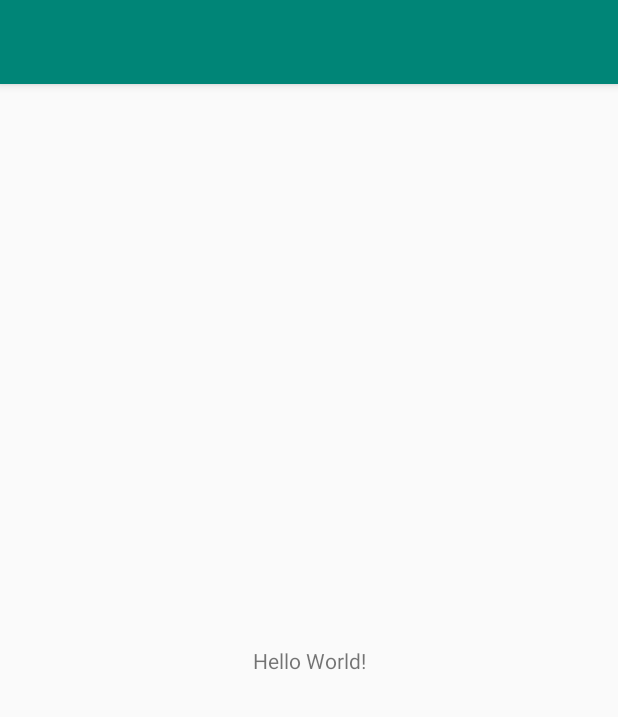
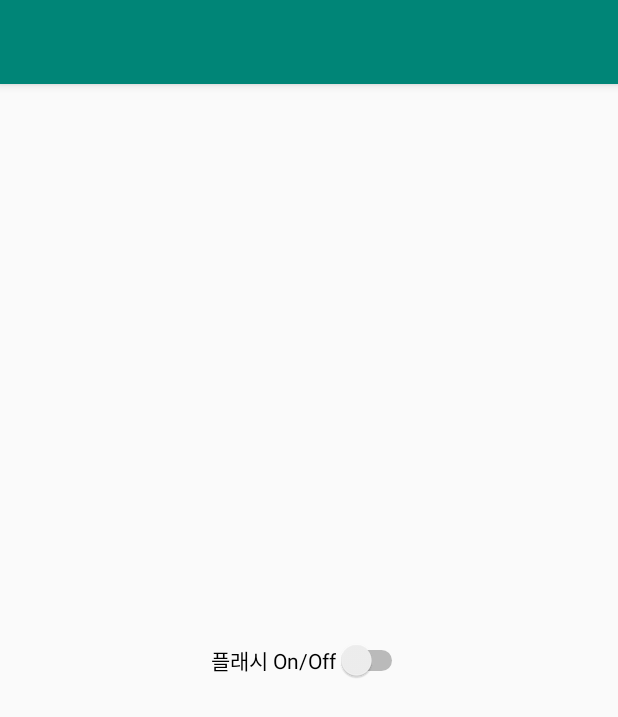
Before and after one commit to jooken/android-study, an Android app: the screen it shows after launch (MainActivity), on a phone screen of 412 x 824 dp. Shown: the top 717 px of the screen. Run offline under Robolectric (Android 15) with nearby library versions, the phone set to English and light mode, and no system bars.

Commit message:
[FLASHLIGHT] 플래시 On/Off

```diff
--- a/Flashlight/app/src/main/java/com/example/flashlight/MainActivity.kt
+++ b/Flashlight/app/src/main/java/com/example/flashlight/MainActivity.kt
@@ -2,11 +2,22 @@ package com.example.flashlight
 
 import androidx.appcompat.app.AppCompatActivity
 import android.os.Bundle
+import kotlinx.android.synthetic.main.activity_main.*
 
 class MainActivity : AppCompatActivity() {
 
     override fun onCreate(savedInstanceState: Bundle?) {
         super.onCreate(savedInstanceState)
         setContentView(R.layout.activity_main)
+
+        val torch = Torch(this)
+
+        flashSwitch.setOnCheckedChangeListener { buttonView, isChecked ->
+            if (isChecked) {
+                torch.flashOn()
+            } else {
+                torch.flashOff()
+            }
+        }
     }
 }
--- a/Flashlight/app/src/main/java/com/example/flashlight/Torch.kt
+++ b/Flashlight/app/src/main/java/com/example/flashlight/Torch.kt
@@ -1,4 +1,39 @@
 package com.example.flashlight
 
-class Torch {
+import android.content.Context
+import android.hardware.camera2.CameraCharacteristics
+import android.hardware.camera2.CameraManager
+
+class Torch(context: Context) {
+    private var cameraId: String? = null
+    private val cameraManager = context.getSystemService(Context.CAMERA_SERVICE) as CameraManager
+
+    init {
+        cameraId = getCameraId()
+    }
+
+    fun flashOn() {
+        cameraManager.setTorchMode(cameraId!!, true)
+
+    }
+
+    fun flashOff() {
+        cameraManager.setTorchMode(cameraId!!, false)
+    }
+
+    private fun getCameraId(): String? {
+        val cameraIds = cameraManager.cameraIdList
+
+        for (id in cameraIds) {
+            val info = cameraManager.getCameraCharacteristics(id)
+            val flashAvailable = info.get(CameraCharacteristics.FLASH_INFO_AVAILABLE)
+            val lensFacing = info.get(CameraCharacteristics.LENS_FACING)
+            if (flashAvailable != null && flashAvailable
+                && lensFacing != null && lensFacing == CameraCharacteristics.LENS_FACING_BACK
+            ) {
+                return id
+            }
+        }
+        return null
+    }
 }
--- a/Flashlight/app/src/main/res/layout/activity_main.xml
+++ b/Flashlight/app/src/main/res/layout/activity_main.xml
@@ -6,14 +6,10 @@
         android:layout_width="match_parent"
         android:layout_height="match_parent"
         tools:context=".MainActivity">
-
-    <TextView
+    <Switch
+            android:text="플래시 On/Off"
             android:layout_width="wrap_content"
-            android:layout_height="wrap_content"
-            android:text="Hello World!"
-            app:layout_constraintBottom_toBottomOf="parent"
-            app:layout_constraintLeft_toLeftOf="parent"
-            app:layout_constraintRight_toRightOf="parent"
-            app:layout_constraintTop_toTopOf="parent"/>
-
+            android:layout_height="wrap_content" app:layout_constraintTop_toTopOf="parent"
+            app:layout_constraintStart_toStartOf="parent" app:layout_constraintBottom_toBottomOf="parent"
+            app:layout_constraintEnd_toEndOf="parent" android:id="@+id/flashSwitch"/>
 </androidx.constraintlayout.widget.ConstraintLayout>
```
